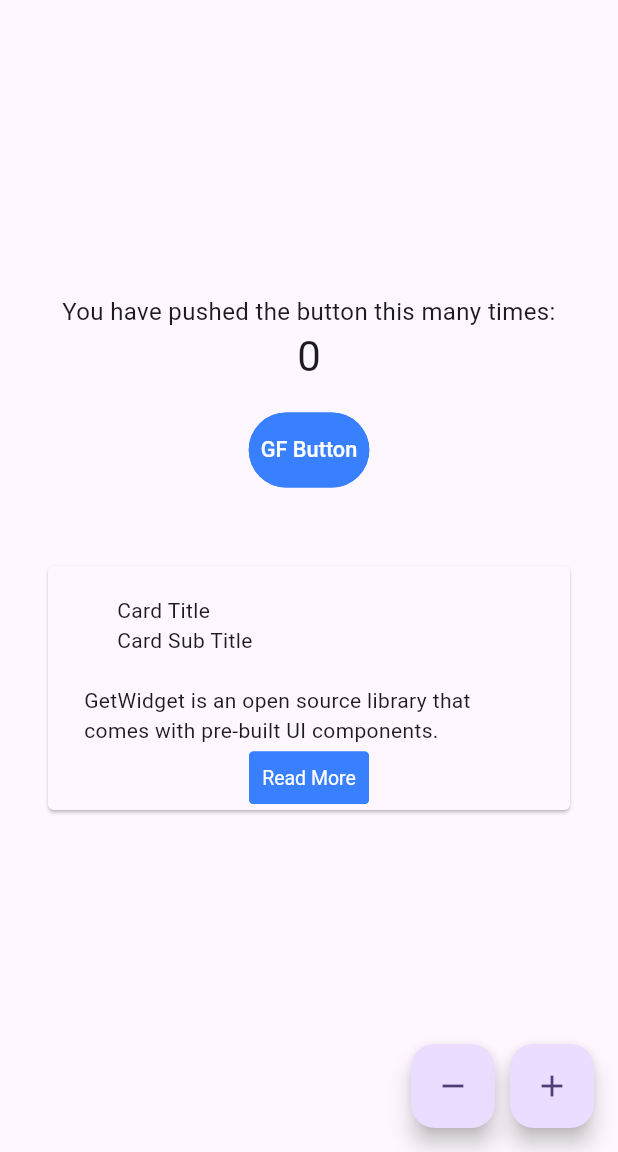
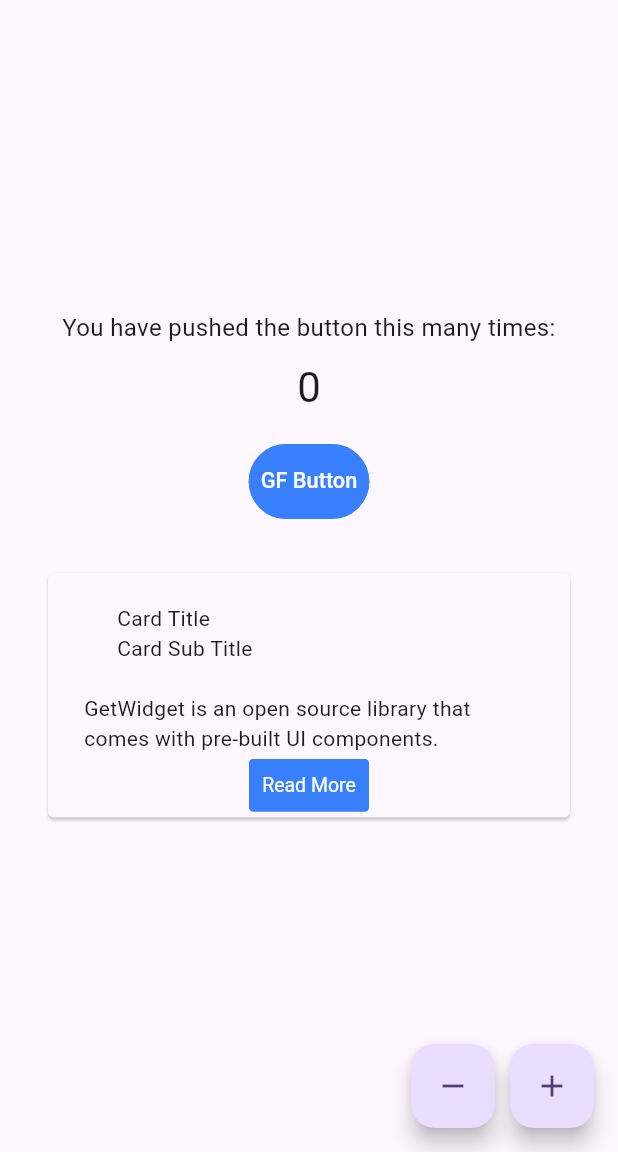
Before and after one commit to Waxmard/rinking-epp, a Flutter app: the screen it shows after launch, on a phone screen of 412 x 824 dp, the part 84-1236 px from its top. Run offline on Flutter 3.47's test engine with Material 3 defaults, Android fonts, the phone set to English and light mode, and no system bars; drawn by our look-alikes of getwidget.

Commit message:
feat: implement responsive layout for desktop and mobile
Refactor the UI to create a responsive layout by
adding a desktop layout method while updating
the mobile layout. The new desktop layout uses
a row structure for better arrangement on larger
screens, incorporating components such as text
elements, buttons, and cards. The mobile layout
is simplified with appropriate padding and spacing,
enhancing usability across devices.

```diff
--- a/ui/lib/main.dart
+++ b/ui/lib/main.dart
@@ -75,7 +75,10 @@ class _MyHomePageState extends State<MyHomePage> {
   }
 
   Widget _buildMobileLayout(BuildContext context) {
-    return Column(
+    return SingleChildScrollView(
+      child: Padding(
+        padding: const EdgeInsets.all(16.0),
+        child: Column(
           mainAxisAlignment: MainAxisAlignment.center,
           children: <Widget>[
             Text(
@@ -85,6 +88,7 @@ class _MyHomePageState extends State<MyHomePage> {
                 fontSize: ResponsiveHelper.getAdaptiveFontSize(context, 16),
               ),
             ),
+            const SizedBox(height: 10),
             Consumer<CounterProvider>(
               builder: (context, counterProvider, child) {
                 return Text(
@@ -102,9 +106,7 @@ class _MyHomePageState extends State<MyHomePage> {
               size: GFSize.LARGE,
             ),
             const SizedBox(height: 20),
-        Padding(
-          padding: ResponsiveHelper.getScreenPadding(context),
-          child: GFCard(
+            GFCard(
               boxFit: BoxFit.cover,
               title: const GFListTile(
                 title: Text('Card Title'),
@@ -120,13 +122,15 @@ class _MyHomePageState extends State<MyHomePage> {
                 ],
               ),
             ),
+          ],
         ),
-      ],
+      ),
     );
   }
 
   Widget _buildDesktopLayout(BuildContext context) {
-    return Row(
+    return SingleChildScrollView(
+      child: Row(
         mainAxisAlignment: MainAxisAlignment.center,
         crossAxisAlignment: CrossAxisAlignment.center,
         children: [
@@ -195,6 +199,7 @@ class _MyHomePageState extends State<MyHomePage> {
             ),
           ),
         ],
+      ),
     );
   }
 }
```
Lines whose indentation alone changed are shown as unchanged.
